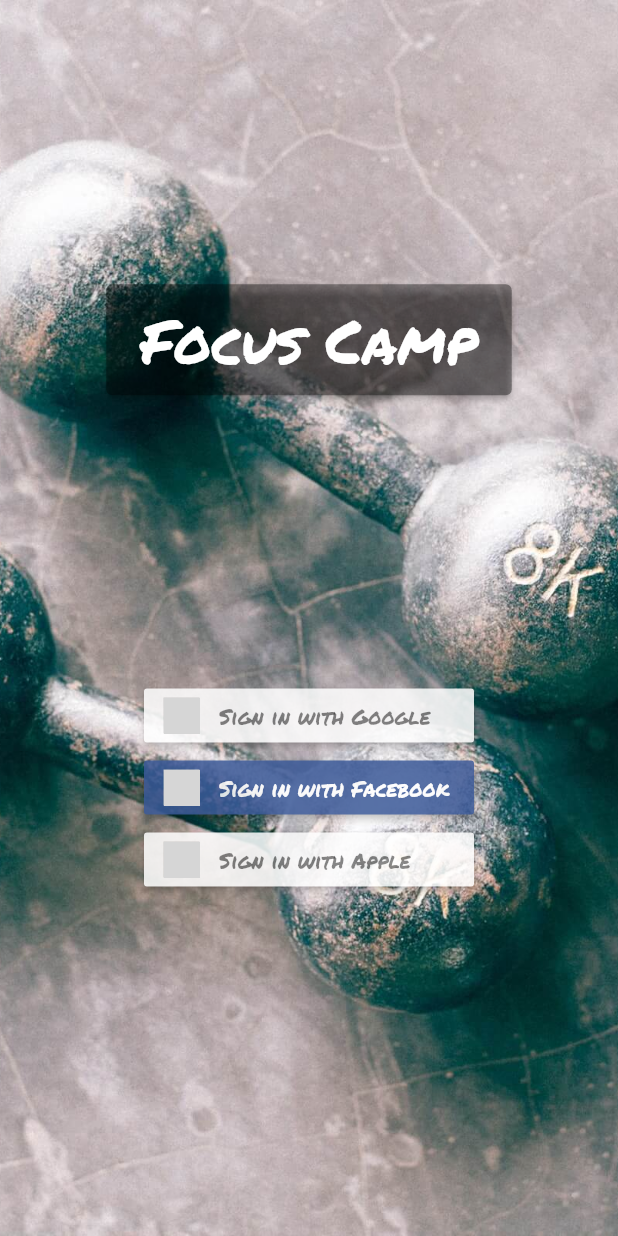
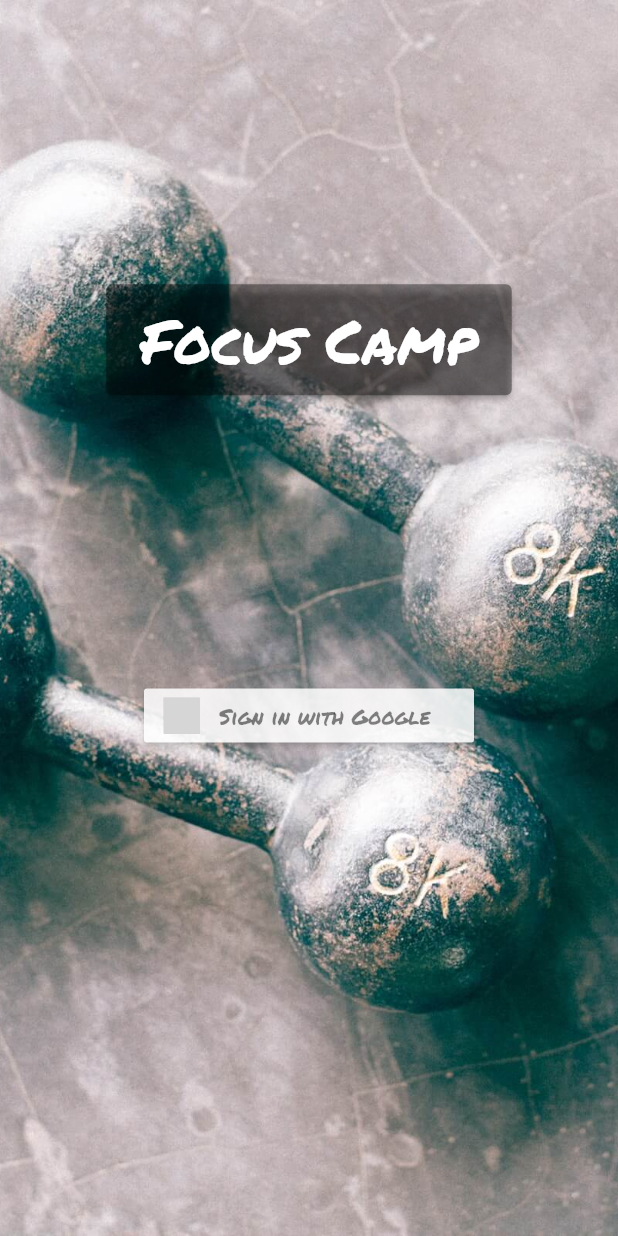
Before and after one commit to jakemyung/focus_camp, a Flutter app: the screen it shows after launch, on a phone screen of 412 x 824 dp. Run offline on Flutter 3.47's test engine with Material 2 defaults, Android fonts, the phone set to English and light mode, and no system bars; our stand-ins replace cloud_firestore, firebase_auth, firebase_core, flutter_signin_button, font_awesome_flutter, google_sign_in and 6 more; missing offline and left inert: flutter_share, permission_handler_platform_interface, screen_state; accounts and stored records are empty; grey boxes are pictures that could not be loaded.

Commit message:
quick clean up of code.

```diff
--- a/lib/focus_input_page.dart
+++ b/lib/focus_input_page.dart
@@ -4,8 +4,6 @@ import 'warning_page.dart';
 
 class FocusInputPage extends StatefulWidget {
   static const String id = 'focus_input_page';
-
-  //FocusInputPage({Key key}) : super(key: key);
 
   @override
   _FocusInputPageState createState() => _FocusInputPageState();
--- a/lib/focusing_page.dart
+++ b/lib/focusing_page.dart
@@ -6,7 +6,6 @@ import 'package:quiver/async.dart';
 import 'success_page.dart';
 import 'package:wakelock/wakelock.dart';
 import 'package:screen_state/screen_state.dart';
-
 import 'package:screenshot/screenshot.dart';
 
 class FocusingPage extends StatefulWidget {
@@ -56,14 +55,7 @@ class _FocusingPageState extends State<FocusingPage>
     print('length of notificaiton Listion ${_notificationList.length}');
   }
 
-  void startListening() {
-//    _screen = new Screen();
-//    try {
-//      _subscription = _screen.screenStateStream.listen(onData);
-//    } on ScreenStateException catch (exception) {
-//      print(exception);
-//    }
-  }
+  void startListening() {}
 
   void stopListening() {
     _subscription.cancel();
@@ -107,14 +99,6 @@ class _FocusingPageState extends State<FocusingPage>
                   if (_notificationList.last ==
                       ScreenStateEvent.SCREEN_UNLOCKED) {
                     _notificationList = [];
-//                      print(('FAILED $screenStatus and $_notification'));
-//                      sub.cancel();
-//                      Wakelock.disable();
-//                      Navigator.pushNamed(
-//                        context,
-//                        FailPage.id,
-//                      );
-
                   }
                 } else {
                   print(('FAILED $screenStatus and $_notification'));
--- a/lib/login_page.dart
+++ b/lib/login_page.dart
@@ -162,24 +162,6 @@ class LoginPageState extends State<LoginPage> {
                       onPressed: _handleSignIn,
                     ),
                   ),
-                  Opacity(
-                    opacity: 0.85,
-                    child: SignInButton(
-                      Buttons.Facebook,
-                      onPressed: () {
-                        _showButtonPressDialog(context, 'Facebook');
-                      },
-                    ),
-                  ),
-                  Opacity(
-                    opacity: 0.85,
-                    child: SignInButton(
-                      Buttons.Apple,
-                      onPressed: () {
-                        _showButtonPressDialog(context, 'Apple');
-                      },
-                    ),
-                  ),
                 ],
               ),
             ),
--- a/lib/share_page.dart
+++ b/lib/share_page.dart
@@ -1,13 +1,7 @@
 import 'package:flutter/material.dart';
 import 'menu_button.dart';
 import 'focusing_page.dart';
-
 import 'package:flutter_share/flutter_share.dart';
-
-import 'package:screenshot/screenshot.dart';
-
-import 'dart:io';
-import 'package:path_provider/path_provider.dart';
 
 class SharePage extends StatefulWidget {
   static const String id = 'share_page';
--- a/lib/warning_page.dart
+++ b/lib/warning_page.dart
@@ -1,7 +1,6 @@
 import 'package:flutter/material.dart';
 import 'menu_button.dart';
 import 'package:font_awesome_flutter/font_awesome_flutter.dart';
-import 'focusing_page.dart';
 import 'share_page.dart';
 
 class WarningPage extends StatefulWidget {
```
Also changed, not shown: lib/main_page.dart (+0 -52 lines).
